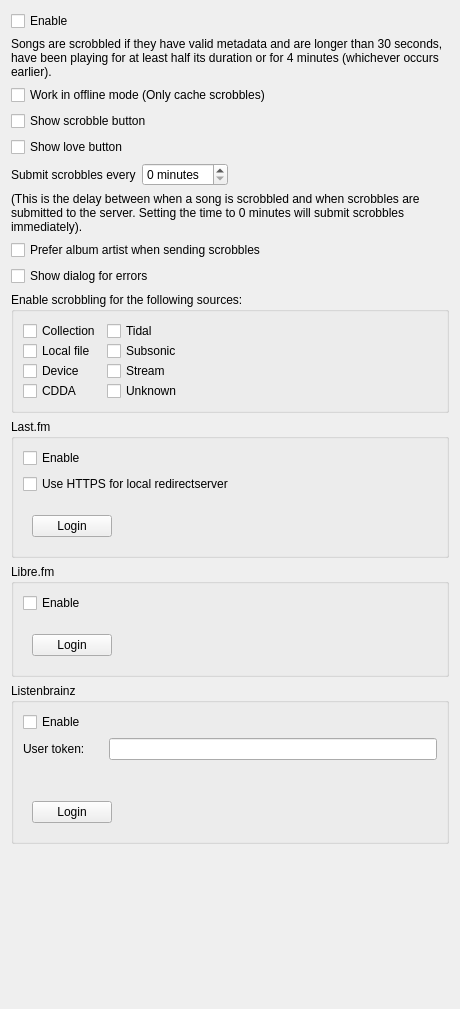
Old version of the form src/settings/scrobblersettingspage.ui in the repository strawberrymusicplayer/strawberry.
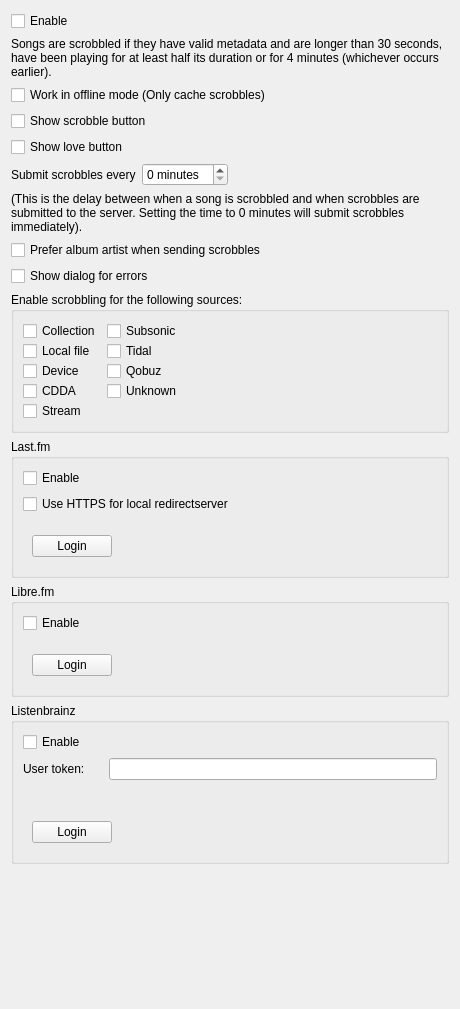
New version of the form. Custom widgets are drawn as their Qt base class.

Commit message: Add qobuz to scrobbler settings

The edit to the form file:
```diff
--- a/src/settings/scrobblersettingspage.ui
+++ b/src/settings/scrobblersettingspage.ui
@@ -135,13 +135,6 @@
         </property>
        </widget>
       </item>
-      <item row="0" column="1">
-       <widget class="QCheckBox" name="checkbox_source_tidal">
-        <property name="text">
-         <string>Tidal</string>
-        </property>
-       </widget>
-      </item>
       <item row="1" column="0">
        <widget class="QCheckBox" name="checkbox_source_local">
         <property name="text">
@@ -149,13 +142,6 @@
         </property>
        </widget>
       </item>
-      <item row="1" column="1">
-       <widget class="QCheckBox" name="checkbox_source_subsonic">
-        <property name="text">
-         <string>Subsonic</string>
-        </property>
-       </widget>
-      </item>
       <item row="2" column="0">
        <widget class="QCheckBox" name="checkbox_source_device">
         <property name="text">
@@ -163,13 +149,6 @@
         </property>
        </widget>
       </item>
-      <item row="2" column="1">
-       <widget class="QCheckBox" name="checkbox_source_stream">
-        <property name="text">
-         <string>Stream</string>
-        </property>
-       </widget>
-      </item>
       <item row="3" column="0">
        <widget class="QCheckBox" name="checkbox_source_cdda">
         <property name="text">
@@ -177,6 +156,34 @@
         </property>
        </widget>
       </item>
+      <item row="4" column="0">
+       <widget class="QCheckBox" name="checkbox_source_stream">
+        <property name="text">
+         <string>Stream</string>
+        </property>
+       </widget>
+      </item>
+      <item row="0" column="1">
+       <widget class="QCheckBox" name="checkbox_source_subsonic">
+        <property name="text">
+         <string>Subsonic</string>
+        </property>
+       </widget>
+      </item>
+      <item row="1" column="1">
+       <widget class="QCheckBox" name="checkbox_source_tidal">
+        <property name="text">
+         <string>Tidal</string>
+        </property>
+       </widget>
+      </item>
+      <item row="2" column="1">
+       <widget class="QCheckBox" name="checkbox_source_qobuz">
+        <property name="text">
+         <string>Qobuz</string>
+        </property>
+       </widget>
+      </item>
       <item row="3" column="1">
        <widget class="QCheckBox" name="checkbox_source_unknown">
         <property name="text">
```
Left out of the diff: 10 changed lines with no effect on the pictures. The commit also changes 1 other file.
